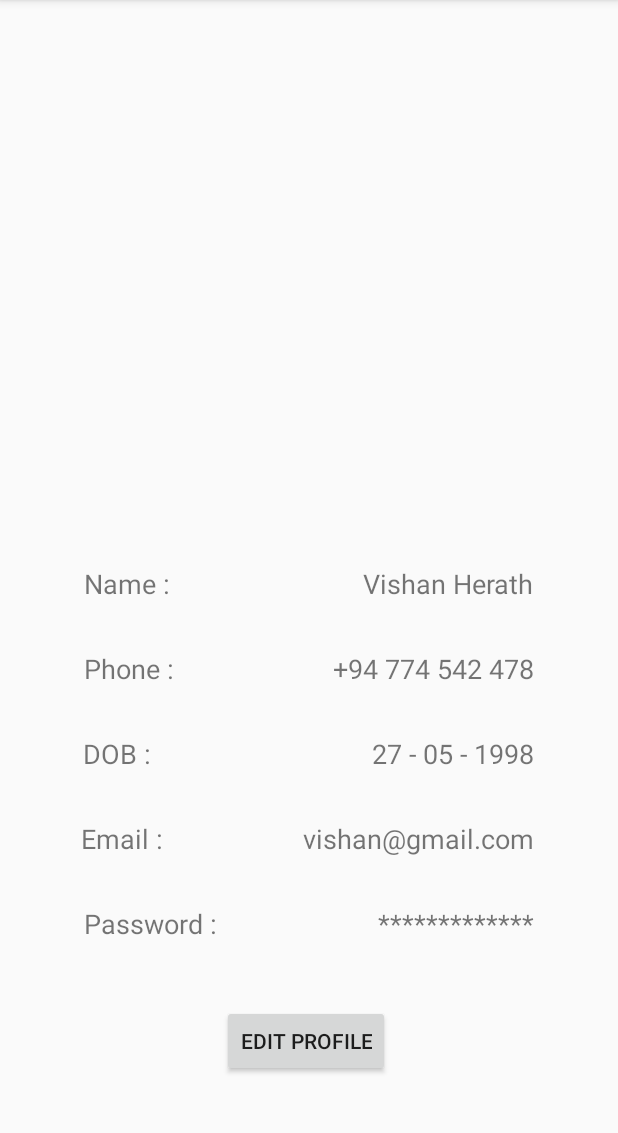
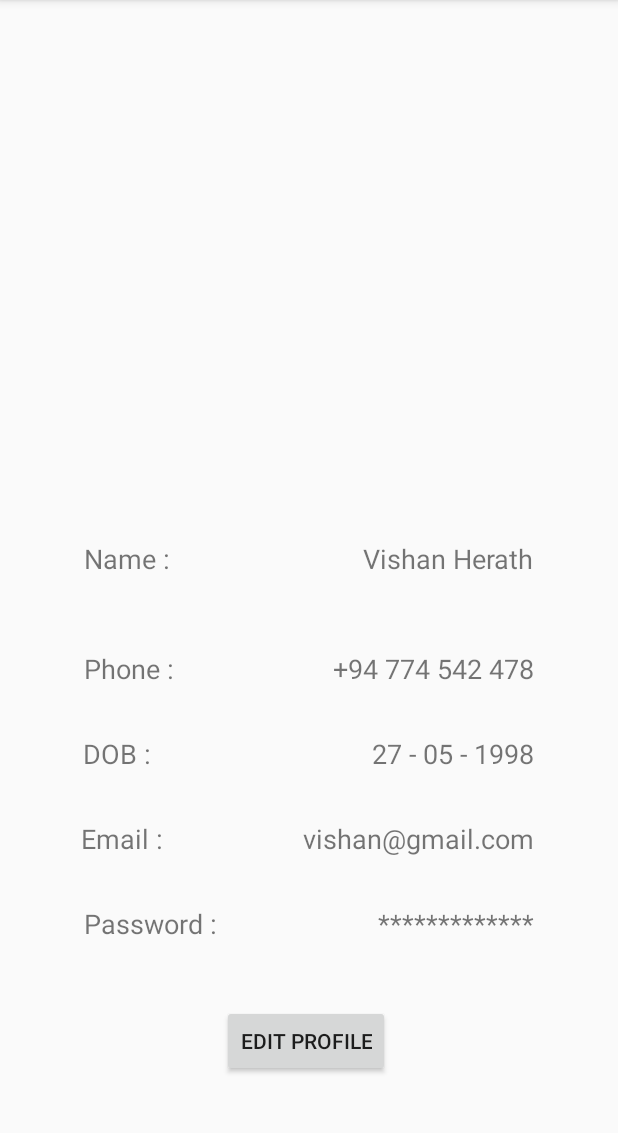
Before and after one commit to Anuththara18/MAD-Project, an Android app: the MyProfileActivity screen opened directly, with no data from a screen before it, on a phone screen of 412 x 824 dp, the part 84-1217 px from its top. Run offline under Robolectric (Android 15) with nearby library versions, the light colour scheme and no system bars.

Commit message:
My Profile Page Created

```diff
--- a/app/src/main/res/layout/activity_my_profile.xml
+++ b/app/src/main/res/layout/activity_my_profile.xml
@@ -26,6 +26,7 @@
         android:layout_width="wrap_content"
         android:layout_height="wrap_content"
         android:layout_marginStart="56dp"
+        android:layout_marginTop="343dp"
         android:layout_marginEnd="130dp"
         android:layout_marginBottom="32dp"
         android:text="@string/name_p"
@@ -33,7 +34,8 @@
         app:layout_constraintBottom_toTopOf="@+id/textView4"
         app:layout_constraintEnd_toStartOf="@+id/textView8"
         app:layout_constraintHorizontal_bias="0.0"
-        app:layout_constraintStart_toStartOf="parent" />
+        app:layout_constraintStart_toStartOf="parent"
+        app:layout_constraintTop_toTopOf="parent" />
 
     <TextView
         android:id="@+id/textView4"
@@ -92,12 +94,14 @@
         android:id="@+id/textView8"
         android:layout_width="wrap_content"
         android:layout_height="wrap_content"
+        android:layout_marginTop="343dp"
         android:layout_marginEnd="56dp"
         android:layout_marginBottom="32dp"
         android:text="Vishan Herath"
         android:textSize="18sp"
         app:layout_constraintBottom_toTopOf="@+id/textView9"
-        app:layout_constraintEnd_toEndOf="parent" />
+        app:layout_constraintEnd_toEndOf="parent"
+        app:layout_constraintTop_toTopOf="parent" />
 
     <TextView
         android:id="@+id/textView9"
```
